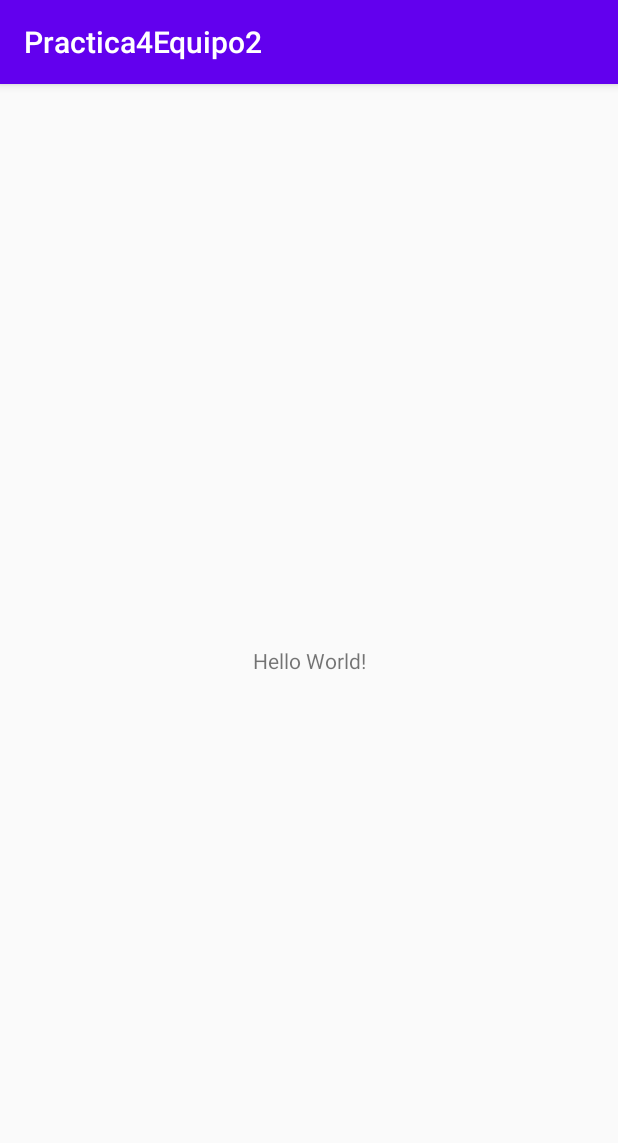
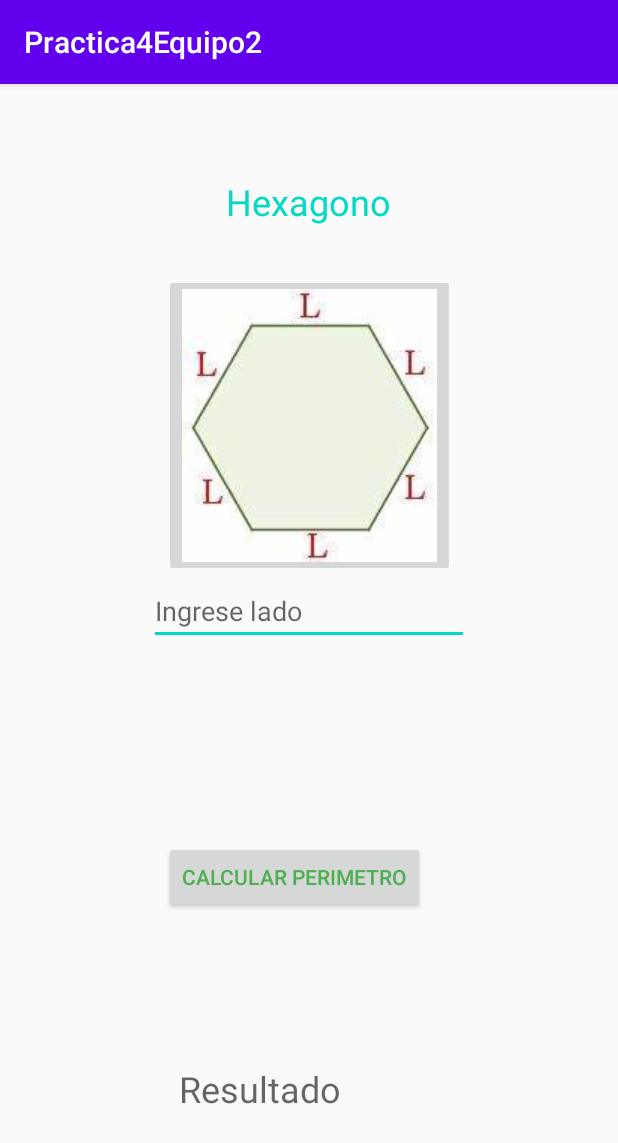
Before and after one commit to edwincubillos24/Practica4Equipo2, an Android app: the screen it shows after launch (MainActivity), on a phone screen of 412 x 824 dp. Shown: the top 1143 px of the screen. Run offline under Robolectric (Android 15) with nearby library versions, the phone set to English and light mode, and no system bars.

Commit message:
Perimetro hexagono Juan Orozco

```diff
--- a/app/build.gradle
+++ b/app/build.gradle
@@ -30,6 +30,7 @@ dependencies {
     implementation 'androidx.core:core-ktx:1.3.0'
     implementation 'androidx.appcompat:appcompat:1.1.0'
     implementation 'androidx.constraintlayout:constraintlayout:1.1.3'
+    implementation 'androidx.legacy:legacy-support-v4:1.0.0'
     testImplementation 'junit:junit:4.12'
     androidTestImplementation 'androidx.test.ext:junit:1.1.1'
     androidTestImplementation 'androidx.test.espresso:espresso-core:3.2.0'
--- /dev/null
+++ b/app/src/main/java/com/example/practica4equipo2/Fragment_perimetro_hexagono.kt
@@ -0,0 +1,32 @@
+package com.example.practica4equipo2
+
+import android.os.Bundle
+import android.view.LayoutInflater
+import android.view.View
+import android.view.ViewGroup
+import androidx.fragment.app.Fragment
+import kotlinx.android.synthetic.main.fragment_perimetro_hexagono.*
+
+
+class Fragment_perimetro_hexagono : Fragment() {
+
+
+    override fun onCreateView(
+        inflater: LayoutInflater, container: ViewGroup?,
+        savedInstanceState: Bundle?
+    ): View? {
+        // Inflate the layout for this fragment
+        return inflater.inflate(R.layout.fragment_perimetro_hexagono, container, false)
+    }
+
+    override fun onViewCreated(view: View, savedInstanceState: Bundle?) {
+        super.onViewCreated(view, savedInstanceState)
+        bt_calcular.setOnClickListener {
+            var Lado = et_ingresar.text.toString().toInt()
+            var Perimetro = Lado * 6
+            tv_resultado.text = Perimetro.toString()
+
+        }
+    }
+
+}
--- a/app/src/main/java/com/example/practica4equipo2/MainActivity.kt
+++ b/app/src/main/java/com/example/practica4equipo2/MainActivity.kt
@@ -1,11 +1,14 @@
 package com.example.practica4equipo2
 
+import android.os.Bundle
 import androidx.appcompat.app.AppCompatActivity
-import android.os.Bundle
 
 class MainActivity : AppCompatActivity() {
     override fun onCreate(savedInstanceState: Bundle?) {
         super.onCreate(savedInstanceState)
         setContentView(R.layout.activity_main)
+
+
     }
+
 }
--- a/app/src/main/res/layout/activity_main.xml
+++ b/app/src/main/res/layout/activity_main.xml
@@ -1,18 +1,17 @@
 <?xml version="1.0" encoding="utf-8"?>
 <androidx.constraintlayout.widget.ConstraintLayout xmlns:android="http://schemas.android.com/apk/res/android"
-    xmlns:app="http://schemas.android.com/apk/res-auto"
     xmlns:tools="http://schemas.android.com/tools"
     android:layout_width="match_parent"
     android:layout_height="match_parent"
     tools:context=".MainActivity">
 
-    <TextView
-        android:layout_width="wrap_content"
-        android:layout_height="wrap_content"
-        android:text="Hello World!"
-        app:layout_constraintBottom_toBottomOf="parent"
-        app:layout_constraintLeft_toLeftOf="parent"
-        app:layout_constraintRight_toRightOf="parent"
-        app:layout_constraintTop_toTopOf="parent" />
+    <fragment
+        android:id="@+id/details_fragment"
+        class="com.example.practica4equipo2.Fragment_perimetro_hexagono"
+        android:layout_width="match_parent"
+        android:layout_height="match_parent"
+        tools:layout="@layout/fragment_perimetro_hexagono"
+        tools:layout_editor_absoluteX="-16dp"
+        tools:layout_editor_absoluteY="35dp" />
 
 </androidx.constraintlayout.widget.ConstraintLayout>
--- /dev/null
+++ b/app/src/main/res/layout/fragment_perimetro_hexagono.xml
@@ -0,0 +1,86 @@
+<?xml version="1.0" encoding="utf-8"?>
+<androidx.constraintlayout.widget.ConstraintLayout xmlns:android="http://schemas.android.com/apk/res/android"
+    xmlns:app="http://schemas.android.com/apk/res-auto"
+    xmlns:tools="http://schemas.android.com/tools"
+    android:layout_width="match_parent"
+    android:layout_height="match_parent"
+    tools:context=".MainActivity">
+
+    <TextView
+        android:id="@+id/textView"
+        android:layout_width="wrap_content"
+        android:layout_height="wrap_content"
+        android:layout_marginStart="8dp"
+        android:layout_marginLeft="8dp"
+        android:layout_marginTop="16dp"
+        android:layout_marginEnd="8dp"
+        android:layout_marginRight="16dp"
+        android:text="@string/hexagono"
+        android:textColor="@color/colorAccent"
+        android:textSize="24sp"
+        app:layout_constraintBottom_toBottomOf="parent"
+        app:layout_constraintEnd_toEndOf="parent"
+        app:layout_constraintHorizontal_bias="0.498"
+        app:layout_constraintLeft_toLeftOf="parent"
+        app:layout_constraintRight_toRightOf="parent"
+        app:layout_constraintStart_toStartOf="parent"
+        app:layout_constraintTop_toTopOf="parent"
+        app:layout_constraintVertical_bias="0.064" />
+
+    <Button
+        android:id="@+id/bt_calcular"
+        android:layout_width="wrap_content"
+        android:layout_height="wrap_content"
+        android:layout_marginStart="8dp"
+        android:layout_marginLeft="8dp"
+        android:layout_marginTop="176dp"
+        android:layout_marginEnd="8dp"
+        android:layout_marginRight="8dp"
+        android:text="@string/calcular"
+        android:textColor="#4CAF50"
+        app:layout_constraintEnd_toEndOf="parent"
+        app:layout_constraintHorizontal_bias="0.457"
+        app:layout_constraintStart_toStartOf="parent"
+        app:layout_constraintTop_toBottomOf="@+id/imageButton"
+        tools:ignore="MissingConstraints" />
+
+    <ImageButton
+        android:id="@+id/imageButton"
+        android:layout_width="wrap_content"
+        android:layout_height="wrap_content"
+        android:layout_marginStart="16dp"
+        android:layout_marginLeft="16dp"
+        android:layout_marginTop="32dp"
+        android:layout_marginEnd="16dp"
+        android:layout_marginRight="16dp"
+        app:layout_constraintBottom_toTopOf="@+id/bt_calcular"
+        app:layout_constraintEnd_toEndOf="parent"
+        app:layout_constraintStart_toStartOf="parent"
+        app:layout_constraintTop_toBottomOf="@+id/textView"
+        app:srcCompat="@drawable/hexagono" />
+
+    <TextView
+        android:id="@+id/tv_resultado"
+        android:layout_width="149dp"
+        android:layout_height="39dp"
+        android:hint="@string/resultado"
+        android:textSize="24sp"
+        app:layout_constraintBottom_toBottomOf="parent"
+        app:layout_constraintEnd_toEndOf="parent"
+        app:layout_constraintHorizontal_bias="0.454"
+        app:layout_constraintStart_toStartOf="parent"
+        app:layout_constraintTop_toBottomOf="@+id/bt_calcular"
+        app:layout_constraintVertical_bias="0.573" />
+
+    <EditText
+        android:id="@+id/et_ingresar"
+        android:layout_width="wrap_content"
+        android:layout_height="wrap_content"
+        android:ems="10"
+        android:hint="@string/ingrese_lado"
+        android:inputType="textPersonName"
+        app:layout_constraintEnd_toEndOf="parent"
+        app:layout_constraintStart_toStartOf="parent"
+        app:layout_constraintTop_toBottomOf="@+id/imageButton" />
+
+</androidx.constraintlayout.widget.ConstraintLayout>
--- a/app/src/main/res/values/strings.xml
+++ b/app/src/main/res/values/strings.xml
@@ -1,3 +1,13 @@
 <resources>
     <string name="app_name">Practica4Equipo2</string>
+    <!-- TODO: Remove or change this placeholder text -->
+    <string name="hello_blank_fragment">Hello blank fragment</string>
+    <string name="perimetro_hexagono">Perimetro Hexagono</string>
+    <string name="calcular">Calcular Perimetro</string>
+    <string name="hexagono">Hexagono</string>
+    <string name="p_6porl">P = 6 *L</string>
+    <string name="tv_resultado">Resultado</string>
+    <string name="bt_calcular">Calcular</string>
+    <string name="ingrese_lado">Ingrese lado</string>
+    <string name="resultado">Resultado</string>
 </resources>
```
Also changed, not shown: app/src/main/res/drawable-v24/hexagono.jpg (added).
